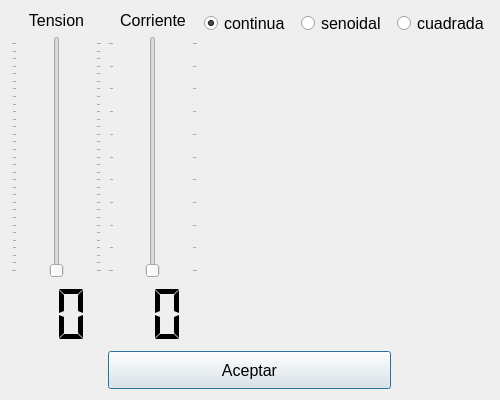
Before: the Qt Designer form Unidad_2/Ejemplos/configGenerador/parametros.ui in nvargas24/Programacion2_Bioingenieria_Alumnos, drawn with Qt 5.
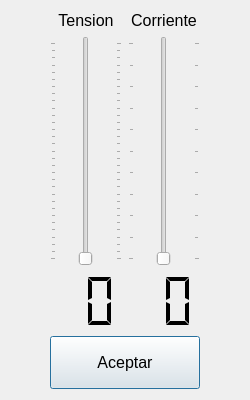
After: the same form once the commit is applied. Icons and pictures are not drawn. Custom widgets are drawn as their Qt base class.

The edit to the form file:
```diff
--- a/Unidad_2/Ejemplos/configGenerador/parametros.ui
+++ b/Unidad_2/Ejemplos/configGenerador/parametros.ui
@@ -6,7 +6,7 @@
    <rect>
     <x>0</x>
     <y>0</y>
-    <width>500</width>
+    <width>250</width>
     <height>400</height>
    </rect>
   </property>
@@ -18,13 +18,13 @@
   </property>
   <property name="minimumSize">
    <size>
-    <width>500</width>
+    <width>250</width>
     <height>400</height>
    </size>
   </property>
   <property name="maximumSize">
    <size>
-    <width>500</width>
+    <width>250</width>
     <height>400</height>
    </size>
   </property>
@@ -39,8 +39,14 @@
   <property name="windowIcon">
    <iconset theme="QIcon::ThemeIcon::DocumentProperties"/>
   </property>
-  <layout class="QGridLayout" name="gridLayout" rowstretch="1,8,1" columnstretch="1,1,1,1,1">
-   <item row="0" column="0" rowspan="2">
+  <layout class="QGridLayout" name="gridLayout" rowstretch="6,1">
+   <property name="leftMargin">
+    <number>50</number>
+   </property>
+   <property name="rightMargin">
+    <number>50</number>
+   </property>
+   <item row="0" column="0">
     <layout class="QVBoxLayout" name="verticalLayout" stretch="0,4,1">
      <item>
       <widget class="QLabel" name="label">
@@ -92,7 +98,7 @@
      </item>
     </layout>
    </item>
-   <item row="0" column="1" rowspan="2">
+   <item row="0" column="1">
     <layout class="QVBoxLayout" name="verticalLayout_2" stretch="0,4,1">
      <item>
       <widget class="QLabel" name="label_2">
@@ -141,34 +147,7 @@
      </item>
     </layout>
    </item>
-   <item row="0" column="2">
-    <widget class="QRadioButton" name="rbtnDC">
-     <property name="text">
-      <string>continua</string>
-     </property>
-     <property name="checked">
-      <bool>true</bool>
-     </property>
-    </widget>
-   </item>
-   <item row="0" column="3">
-    <widget class="QRadioButton" name="rbtnSenoidal">
-     <property name="text">
-      <string>senoidal</string>
-     </property>
-    </widget>
-   </item>
-   <item row="0" column="4">
-    <widget class="QRadioButton" name="rbtnCuadrada">
-     <property name="text">
-      <string>cuadrada</string>
-     </property>
-    </widget>
-   </item>
-   <item row="1" column="2" colspan="3">
-    <widget class="QCustomPlot" name="plotForma" native="true"/>
-   </item>
-   <item row="2" column="1" colspan="3">
+   <item row="1" column="0" colspan="2">
     <widget class="QPushButton" name="btnAceptarConfig">
      <property name="sizePolicy">
       <sizepolicy hsizetype="Minimum" vsizetype="Expanding">
@@ -188,14 +167,6 @@
    </item>
   </layout>
  </widget>
- <customwidgets>
-  <customwidget>
-   <class>QCustomPlot</class>
-   <extends>QWidget</extends>
-   <header location="global">../../Recursos/qcustom/qcustomplot.h</header>
-   <container>1</container>
-  </customwidget>
- </customwidgets>
  <resources/>
  <connections/>
 </ui>
```
